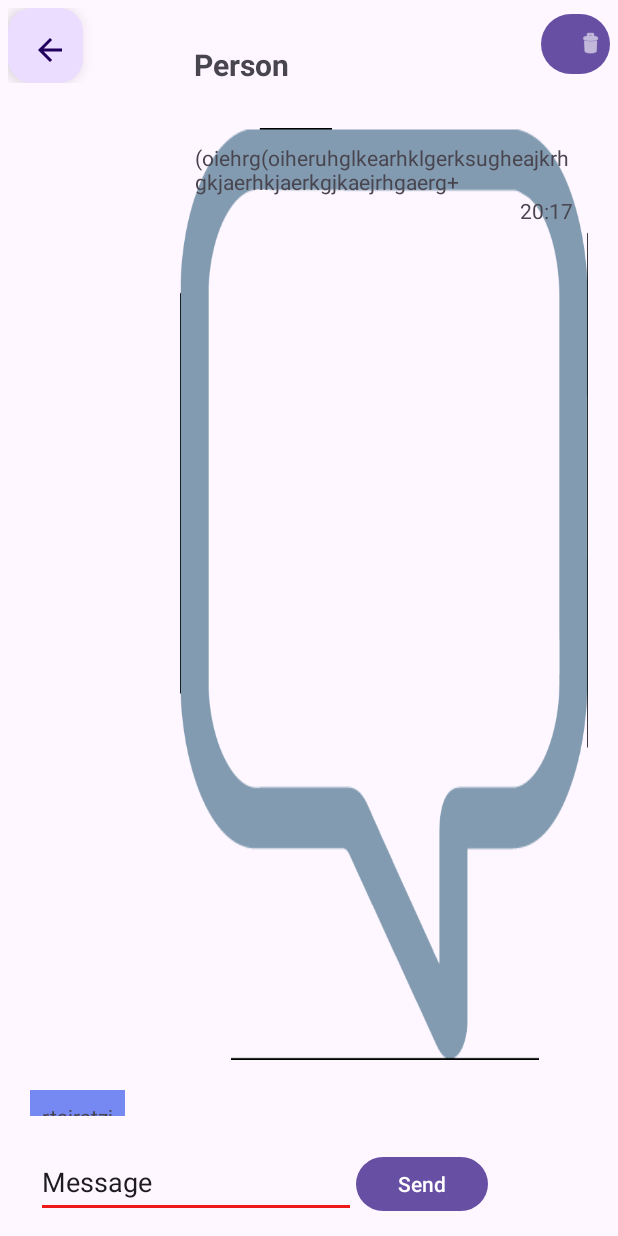
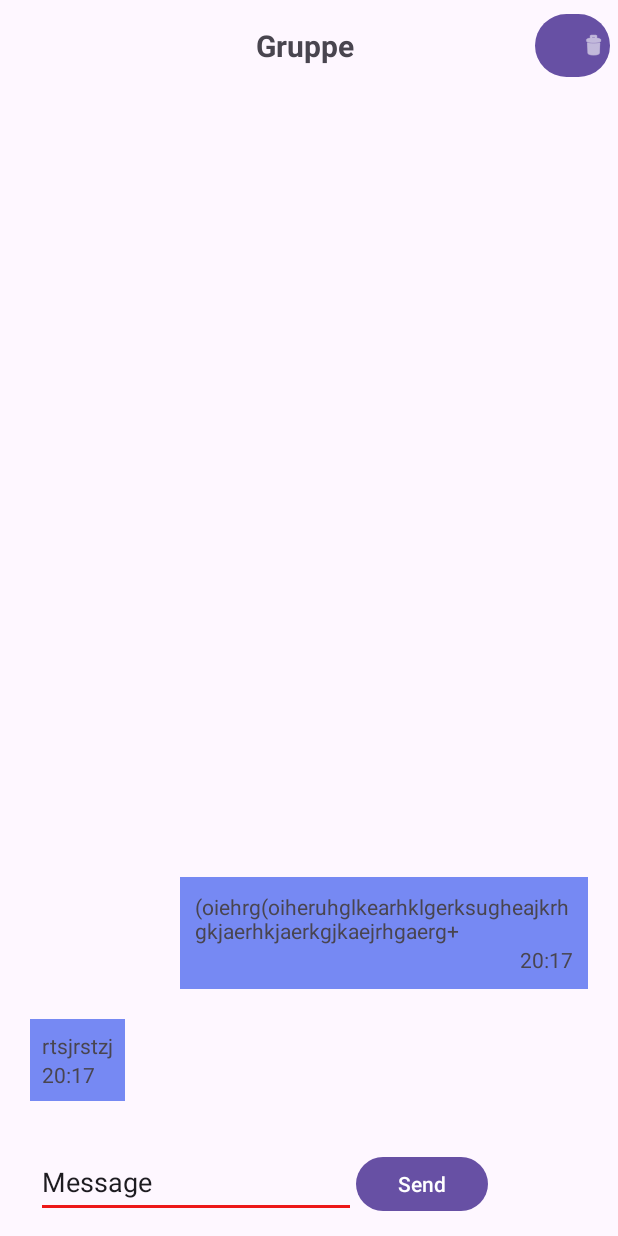
Before and after one commit to Feeeeeeeeeelix/Messenger, an Android app: the screen it shows after launch (MainActivity), on a phone screen of 412 x 824 dp. Run offline under Robolectric (Android 15) with nearby library versions, the phone set to English and light mode, and no system bars.

Commit message:
improve view

```diff
--- a/Client/app/src/main/res/layout/activity_main.xml
+++ b/Client/app/src/main/res/layout/activity_main.xml
@@ -17,39 +17,29 @@
         app:layout_constraintStart_toStartOf="parent"
         app:layout_constraintTop_toTopOf="parent">
 
-        <com.google.android.material.floatingactionbutton.FloatingActionButton
-            android:id="@+id/floatingActionButton2"
-            android:layout_width="wrap_content"
-            android:layout_height="wrap_content"
-            android:layout_weight="0"
-            android:clickable="true"
-            android:src="?attr/homeAsUpIndicator" />
-
-        <ImageView
-            android:id="@+id/imageView"
-            android:layout_width="64dp"
-            android:layout_height="match_parent"
-            android:layout_weight="0"
-            android:padding="5dp" />
+        <Space
+            android:layout_width="155dp"
+            android:layout_height="match_parent" />
 
         <TextView
             android:id="@+id/textView"
             android:layout_width="wrap_content"
-            android:layout_height="wrap_content"
-            android:layout_marginTop="16dp"
+            android:layout_height="match_parent"
             android:layout_weight="1"
+            android:gravity="center_vertical"
             android:paddingStart="10dp"
             android:paddingEnd="10dp"
-            android:text="Person"
+            android:text="Gruppe"
             android:textSize="20sp"
             android:textStyle="bold" />
 
         <Button
             android:id="@+id/DeleteChatButton"
-            android:layout_width="46dp"
+            android:layout_width="50dp"
             android:layout_height="wrap_content"
-            android:layout_weight="0"
+            android:layout_margin="0dp"
             android:clickable="true"
+            android:padding="30dp"
             app:icon="@android:drawable/ic_menu_delete" />
 
     </LinearLayout>
@@ -90,6 +80,7 @@
                     android:layout_width="match_parent"
                     android:layout_height="match_parent"
                     android:layout_weight="1"
+                    android:background="#7689F3"
                     android:gravity="end"
                     android:orientation="horizontal">
 
@@ -97,7 +88,6 @@
                         android:id="@+id/linearLayout3"
                         android:layout_width="wrap_content"
                         android:layout_height="wrap_content"
-                        android:background="@drawable/message_background_right"
                         android:gravity="end"
                         android:orientation="vertical"
                         android:padding="10dp">
```
